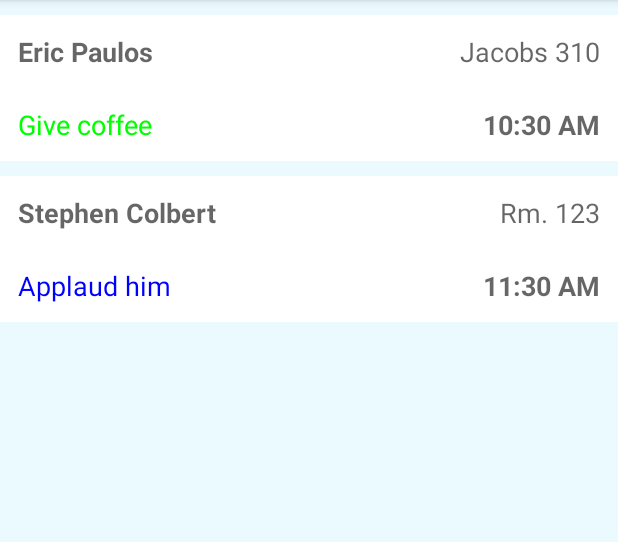
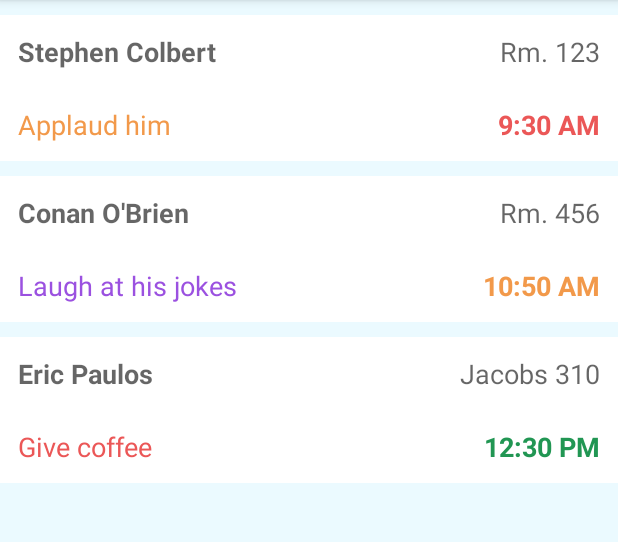
Before and after one commit to cs160-berkeley/Group-1-Project, an Android app: the screen it shows after launch (DisplayPatients), after a tap on "LOGIN", on a phone screen of 412 x 824 dp, the part 90-632 px from its top. Run offline under Robolectric (Android 15) with nearby library versions, the phone set to English and light mode, and no system bars.

Commit message:
Implemented color-coded task times

```diff
--- a/mobile/src/main/java/twerktitans/medagenda/DisplayPatients.java
+++ b/mobile/src/main/java/twerktitans/medagenda/DisplayPatients.java
@@ -48,10 +48,12 @@ public class DisplayPatients extends AppCompatActivity {
             p.room = "Jacobs 310";
             t.details = "Give coffee";
             t.time = Calendar.getInstance();
-            t.color = Color.parseColor("#00FF00");
+            t.time.add(Calendar.HOUR, 2);
+            t.color =  NewTaskActivity.RED_CODE;
             q.details = "Take Temperature";
             q.time = Calendar.getInstance();
-            q.color = Color.parseColor("#00FF00");
+            q.time.add(Calendar.MINUTE, 75);
+            q.color = NewTaskActivity.BLUE_CODE;
             p.tasks.add(t);
             p.tasks.add(q);
             patients.add(p);
@@ -63,8 +65,20 @@ public class DisplayPatients extends AppCompatActivity {
             p.room = "Rm. 123";
             t.details = "Applaud him";
             t.time = Calendar.getInstance();
-            t.time.add(Calendar.HOUR, 1);
-            t.color = Color.parseColor("#0000FF");
+            t.time.add(Calendar.HOUR, -1);
+            t.color = NewTaskActivity.ORANGE_CODE;
+            p.tasks.add(t);
+            patients.add(p);
+
+            p = new Patient();
+            t = new Task();
+            p.firstName = "Conan";
+            p.lastName = "O'Brien";
+            p.room = "Rm. 456";
+            t.details = "Laugh at his jokes";
+            t.time = Calendar.getInstance();
+            t.time.add(Calendar.MINUTE, 20);
+            t.color = NewTaskActivity.PURPLE_CODE;
             p.tasks.add(t);
             patients.add(p);
 
@@ -168,10 +182,15 @@ public class DisplayPatients extends AppCompatActivity {
 class PatientAdapter extends BaseAdapter {
     private Context context;
     private LinkedList<Patient> patients;
+    Calendar now;
+    Calendar later;
 
     public PatientAdapter(Context context, LinkedList<Patient> patients) {
         this.context = context;
         this.patients = patients;
+        now = Calendar.getInstance();
+        later = Calendar.getInstance();
+        later.add(Calendar.MINUTE, 60);
     }
 
     @Override
@@ -208,8 +227,20 @@ class PatientAdapter extends BaseAdapter {
         Task firstTask = patient.getFirstTask();
         task.setText(firstTask.details);
         task.setTextColor(firstTask.color);
+
         taskTime.setText(patient.getFirstTaskTime()); //TODO: We'll need to change this when we figure out how to do timers
-
+        if (firstTask.time != null) {
+            if (firstTask.time.compareTo(now) <= 0) {
+                taskTime.setTextColor(context.getResources().getColor(R.color.urgent_red));
+            }
+            else if (firstTask.time.compareTo(later) <= 0)
+            {
+                taskTime.setTextColor(context.getResources().getColor(R.color.urgent_yellow));
+            }
+            else {
+                taskTime.setTextColor(context.getResources().getColor(R.color.urgent_green));
+            }
+        }
         return patientListItem;
     }
 }
--- a/mobile/src/main/res/layout/activity_new_task.xml
+++ b/mobile/src/main/res/layout/activity_new_task.xml
@@ -32,7 +32,7 @@
         android:textSize="22dp"/>
 
     <Spinner
-        android:layout_width="70dp"
+        android:layout_width="100dp"
         android:layout_height="wrap_content"
         android:id="@+id/newTaskColorSpinner"
         android:layout_gravity="right"
--- a/mobile/src/main/res/values/colors.xml
+++ b/mobile/src/main/res/values/colors.xml
@@ -12,4 +12,7 @@
     <color name="green">#219653</color>
     <color name="purple">#9b51e0</color>
     <color name="orange">#F2994A</color>
+    <color name="urgent_red">#eb5757</color>
+    <color name="urgent_green">#219653</color>
+    <color name="urgent_yellow">#F2994A</color>
 </resources>
```
Also changed, not shown: mobile/src/main/java/twerktitans/medagenda/CustomTimePicker.java (deleted, +0 -66 lines), mobile/src/main/res/drawable/pill_icon.png (added).
